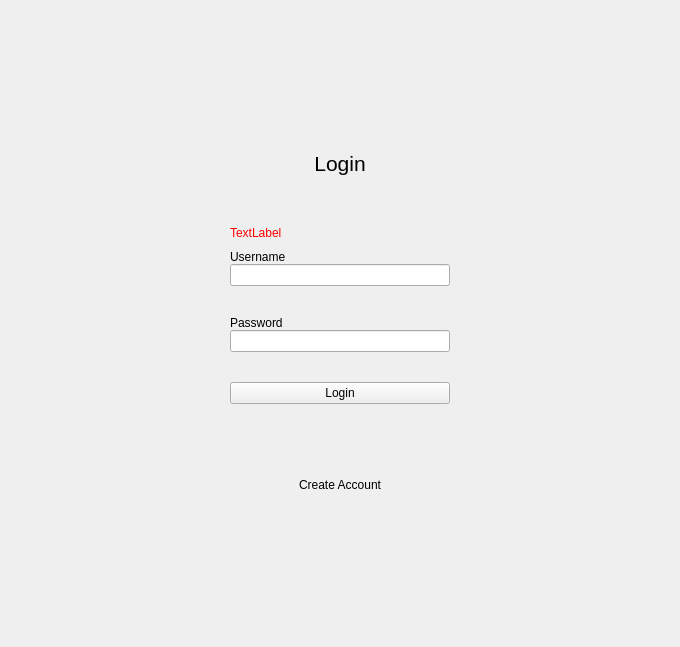
First picture: the form in client/ui/loginpage.ui, repository McQueeh95/ChatProject, before the edit.
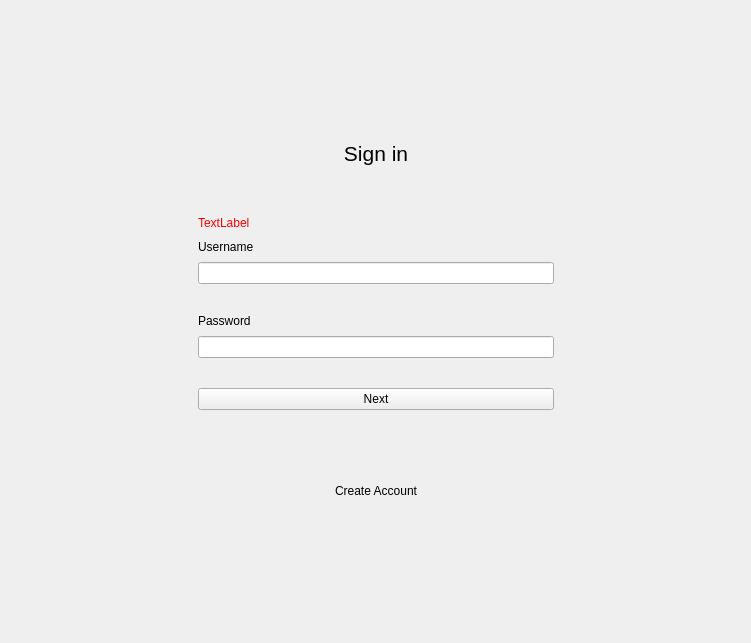
Second picture: the form after the edit.

Commit message: refactor(client): add styles to login and registration widgets

What changed in the file:
```diff
--- a/client/ui/loginpage.ui
+++ b/client/ui/loginpage.ui
@@ -6,14 +6,20 @@
    <rect>
     <x>0</x>
     <y>0</y>
-    <width>680</width>
-    <height>647</height>
+    <width>751</width>
+    <height>643</height>
    </rect>
   </property>
+  <property name="sizePolicy">
+   <sizepolicy hsizetype="Preferred" vsizetype="Preferred">
+    <horstretch>0</horstretch>
+    <verstretch>0</verstretch>
+   </sizepolicy>
+  </property>
   <property name="windowTitle">
    <string>Form</string>
   </property>
-  <layout class="QGridLayout" name="gridLayout">
+  <layout class="QGridLayout" name="gridLayout_2">
    <item row="0" column="1">
     <spacer name="verticalSpacer_2">
      <property name="orientation">
@@ -41,6 +47,33 @@
     </spacer>
    </item>
    <item row="1" column="1">
+    <widget class="QWidget" name="loginCard" native="true">
+     <property name="sizePolicy">
+      <sizepolicy hsizetype="Preferred" vsizetype="Preferred">
+       <horstretch>0</horstretch>
+       <verstretch>0</verstretch>
+      </sizepolicy>
+     </property>
+     <property name="minimumSize">
+      <size>
+       <width>420</width>
+       <height>0</height>
+      </size>
+     </property>
+     <property name="maximumSize">
+      <size>
+       <width>420</width>
+       <height>16777215</height>
+      </size>
+     </property>
+     <layout class="QGridLayout" name="gridLayout">
+      <property name="leftMargin">
+       <number>32</number>
+      </property>
+      <property name="rightMargin">
+       <number>32</number>
+      </property>
+      <item row="0" column="0">
     <layout class="QVBoxLayout" name="verticalLayout_4">
      <property name="spacing">
       <number>10</number>
@@ -53,7 +86,7 @@
         </font>
        </property>
        <property name="text">
-        <string>Login</string>
+           <string>Sign in</string>
        </property>
        <property name="alignment">
         <set>Qt::AlignmentFlag::AlignCenter</set>
@@ -91,10 +124,22 @@
        <item>
         <layout class="QVBoxLayout" name="verticalLayout">
          <property name="spacing">
-          <number>0</number>
+             <number>8</number>
          </property>
          <item>
           <widget class="QLabel" name="usernameLabel">
+              <property name="minimumSize">
+               <size>
+                <width>300</width>
+                <height>0</height>
+               </size>
+              </property>
+              <property name="maximumSize">
+               <size>
+                <width>360</width>
+                <height>16777215</height>
+               </size>
+              </property>
            <property name="text">
             <string>Username</string>
            </property>
@@ -104,14 +149,27 @@
           </widget>
          </item>
          <item>
-          <widget class="QLineEdit" name="usernameEdit"/>
+             <widget class="QLineEdit" name="usernameEdit">
+              <property name="minimumSize">
+               <size>
+                <width>0</width>
+                <height>0</height>
+               </size>
+              </property>
+              <property name="maximumSize">
+               <size>
+                <width>1000</width>
+                <height>16777215</height>
+               </size>
+              </property>
+             </widget>
          </item>
         </layout>
        </item>
        <item>
         <layout class="QVBoxLayout" name="verticalLayout_2">
          <property name="spacing">
-          <number>0</number>
+             <number>8</number>
          </property>
          <property name="topMargin">
           <number>0</number>
@@ -135,7 +193,7 @@
        <item>
         <widget class="QPushButton" name="loginButton">
          <property name="text">
-          <string>Login</string>
+             <string>Next</string>
          </property>
         </widget>
        </item>
@@ -179,6 +237,9 @@
       </layout>
      </item>
     </layout>
+      </item>
+     </layout>
+    </widget>
    </item>
    <item row="1" column="2">
     <spacer name="horizontalSpacer_2">
```
Lines whose indentation alone changed are shown as unchanged. The commit also changes 2 other files.
